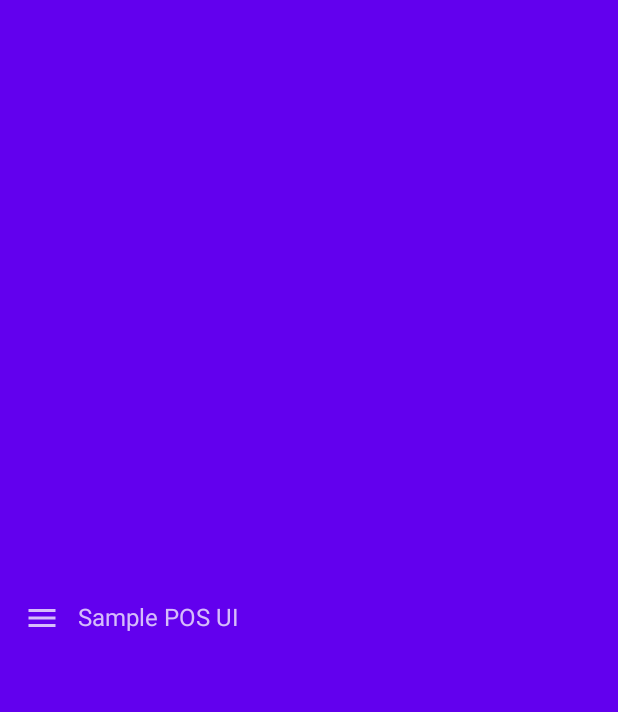
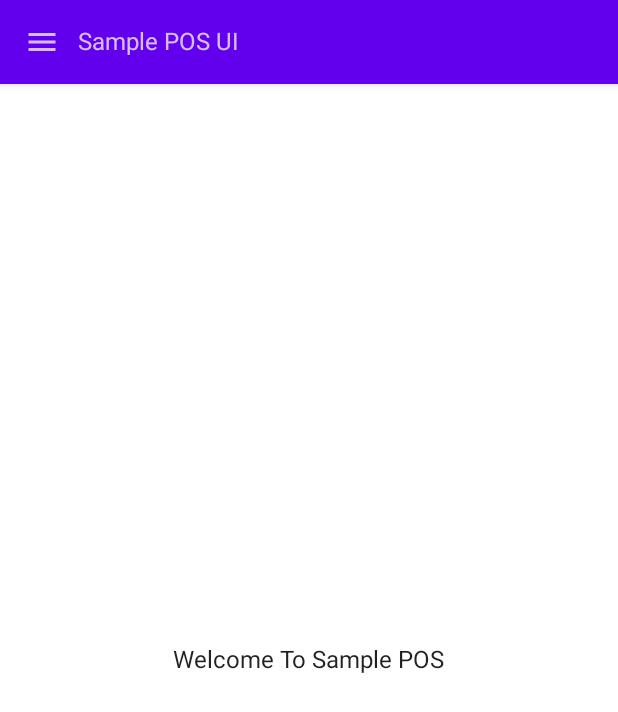
Before and after one commit to kedrakk/SamplePOSUI, an Android app built with Jetpack Compose: the screen it shows after launch (MainActivity), on a phone screen of 412 x 824 dp. Before the commit the part shown is almost empty. Shown: the top 712 px of the screen. Run offline under Robolectric (Android 15) with nearby library versions, the phone set to English and light mode, and no system bars.

```diff
--- a/app/src/main/java/com/example/sampleposui/data/MenuItems.kt
+++ b/app/src/main/java/com/example/sampleposui/data/MenuItems.kt
@@ -1,10 +1,10 @@
 package com.example.sampleposui.data
 
-data class MenuItems(val title:String,val isActive:Boolean)
+data class MenuItems(val title:String,val isActive:Boolean,val menuUIOptions: MenuUIOptions)
 
 val allMenuItems:List<MenuItems> = listOf(
-    MenuItems("Setup",false),
-    MenuItems("Purchase",true),
-    MenuItems("Sales",false),
-    MenuItems("Report",false),
+    MenuItems("Setup",false,MenuUIOptions.SETUP),
+    MenuItems("Purchase",true,MenuUIOptions.PURCHASE),
+    MenuItems("Sales",false,MenuUIOptions.SALES),
+    MenuItems("Report",false,MenuUIOptions.REPORT),
 )
--- /dev/null
+++ b/app/src/main/java/com/example/sampleposui/data/MenuUIOptions.kt
@@ -0,0 +1,5 @@
+package com.example.sampleposui.data
+
+enum class MenuUIOptions {
+    PURCHASE,SETUP,SALES,REPORT,HOME
+}
--- a/app/src/main/java/com/example/sampleposui/pages/MainScreen.kt
+++ b/app/src/main/java/com/example/sampleposui/pages/MainScreen.kt
@@ -1,9 +1,7 @@
 package com.example.sampleposui.pages
 
 import android.widget.Toast
-import androidx.compose.foundation.layout.Box
-import androidx.compose.foundation.layout.Row
-import androidx.compose.foundation.layout.fillMaxSize
+import androidx.compose.foundation.layout.*
 import androidx.compose.material.*
 import androidx.compose.runtime.*
 import androidx.compose.ui.Alignment
@@ -14,7 +12,9 @@ import androidx.compose.ui.tooling.preview.Preview
 import androidx.lifecycle.viewmodel.compose.viewModel
 import com.example.sampleposui.R
 import com.example.sampleposui.data.MenuItems
+import com.example.sampleposui.data.MenuUIOptions
 import com.example.sampleposui.data.allMenuItems
+import com.example.sampleposui.data.invoieList
 import com.example.sampleposui.states.MainScreenViewModel
 import com.example.sampleposui.ui.theme.SamplePOSUITheme
 
@@ -26,6 +26,7 @@ fun MainScreen(mainScreenViewModel: MainScreenViewModel = viewModel()) {
     val mainScreenUIState by mainScreenViewModel.uiState.collectAsState()
     val items = allMenuItems
     val context = LocalContext.current
+    Column {
         MyAppBar(
             onIconClick = { expanded = !expanded },
             expanded = expanded,
@@ -33,7 +34,7 @@ fun MainScreen(mainScreenViewModel: MainScreenViewModel = viewModel()) {
             onClickDropDown = {
                 expanded = false
                 if(it.isActive){
-                mainScreenViewModel.onMenuItemSelectChanged(it.title)
+                    mainScreenViewModel.onMenuItemSelectChanged(it)
                 }else{
                     Toast.makeText(context,"This ${it.title} feature is coming soon",Toast.LENGTH_SHORT).show()
                 }
@@ -41,7 +42,8 @@ fun MainScreen(mainScreenViewModel: MainScreenViewModel = viewModel()) {
             items = items,
             title = mainScreenUIState.stateName,
         )
-    MyBody()
+        MyBody(menuUIOptions = mainScreenUIState.currentOption)
+    }
 }
 
 @Composable
@@ -89,10 +91,17 @@ fun MyAppBar(
 }
 
 @Composable
-fun MyBody() {
-    Box(modifier = Modifier.fillMaxSize()) {
+fun MyBody( menuUIOptions: MenuUIOptions) {
+    if (menuUIOptions==MenuUIOptions.PURCHASE){
+        PurchaseList(itemList = invoieList)
+    }else{
+        Box(contentAlignment = Alignment.Center, modifier = Modifier.fillMaxSize().fillMaxHeight().fillMaxWidth()) {
+            Text(text = "Welcome To Sample POS")
 
         }
+    }
+
+
 }
 
 @Preview(showBackground = true)
--- a/app/src/main/java/com/example/sampleposui/states/MainScreenUIState.kt
+++ b/app/src/main/java/com/example/sampleposui/states/MainScreenUIState.kt
@@ -1,3 +1,8 @@
 package com.example.sampleposui.states
 
-data class MainScreenUIState(val stateName:String="Sample POS UI")
+import com.example.sampleposui.data.MenuUIOptions
+
+data class MainScreenUIState(
+    val stateName: String = "Sample POS UI",
+    val currentOption: MenuUIOptions = MenuUIOptions.HOME,
+)
```
Also changed, not shown: app/src/main/java/com/example/sampleposui/data/Invoice.kt (added, +14 -0 lines), app/src/main/java/com/example/sampleposui/pages/PurchaseList.kt (added, +33 -0 lines), app/src/main/java/com/example/sampleposui/states/MainScreenViewModel.kt (+5 -3 lines). Lines whose indentation alone changed are shown as unchanged.
